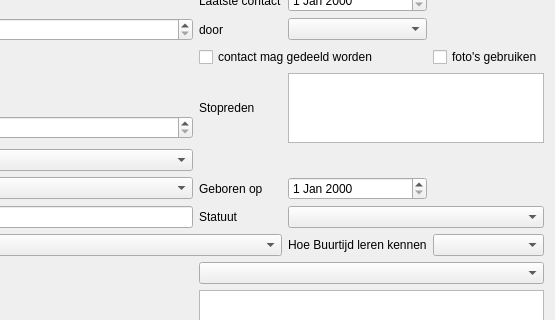
Above: buurtijd_deelnemers.ui from vvim/BT_deelnemers before the change; both pictures show x 195 to 750 and y 362 to 682 of the 750 by 895 pixel window. Below: the same form after it.
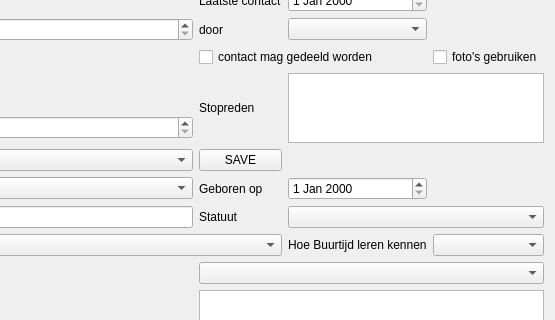
That is the form after the change. Custom widgets are drawn as their Qt base class.

Commit message:
Save Button for testing purposes
The button should of course be place somewhere better, once we can get rid of the horrendous TableView

```diff
--- a/buurtijd_deelnemers.ui
+++ b/buurtijd_deelnemers.ui
@@ -419,6 +419,13 @@
        </property>
       </widget>
      </item>
+     <item row="11" column="2">
+      <widget class="QPushButton" name="saveButton">
+       <property name="text">
+        <string>SAVE</string>
+       </property>
+      </widget>
+     </item>
     </layout>
    </item>
   </layout>
```
The commit also changes 2 other files.
